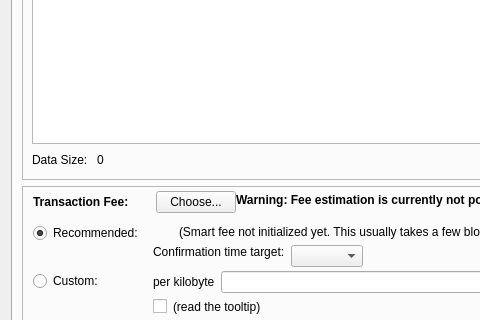
Before: the Qt Designer form src/qt/forms/datapage.ui in opodgorska/bst, drawn with Qt 5; both pictures show x 0 to 480 and y 392 to 712 of the 867 by 837 pixel window.
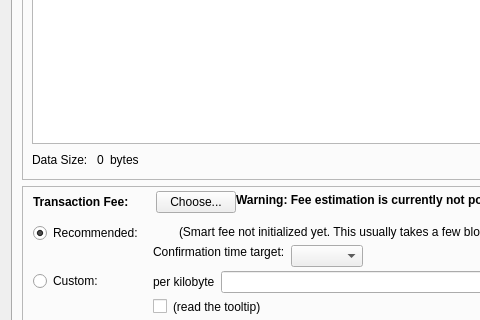
After: the same form once the commit is applied. Icons and pictures are not drawn. Custom widgets are drawn as their Qt base class.

Commit message: added notification pop-up for retrieving in blockstamp tab

Diff of the .ui file:
```diff
--- a/src/qt/forms/datapage.ui
+++ b/src/qt/forms/datapage.ui
@@ -708,6 +708,13 @@
                 </property>
                </widget>
               </item>
+              <item>
+               <widget class="QLabel" name="dataSizeUnitLabel">
+                <property name="text">
+                 <string>bytes</string>
+                </property>
+               </widget>
+              </item>
               <item>
                <spacer name="horizontalSpacer_5">
                 <property name="orientation">
```
The commit also changes 1 other file.
